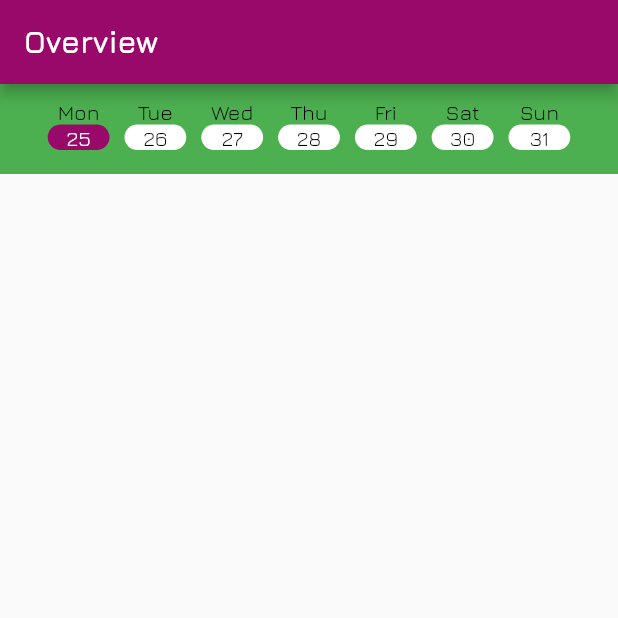
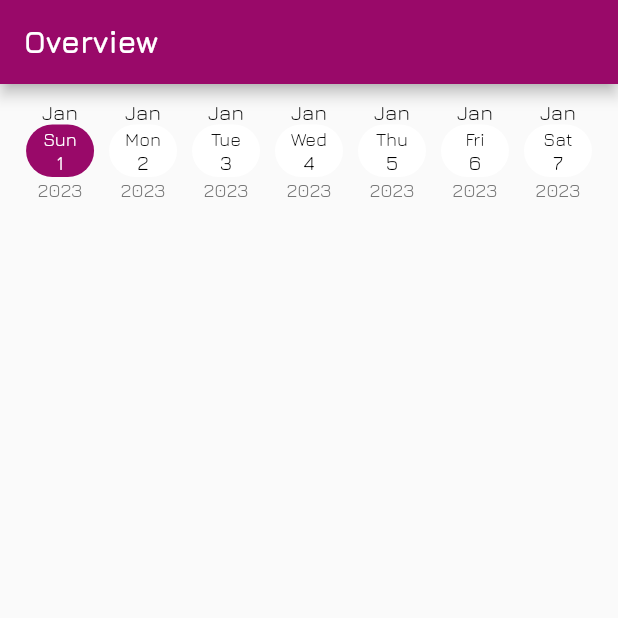
Before and after one commit to toke-dk/energy_of_hco, a Flutter app: the screen it shows after launch, on a phone screen of 412 x 824 dp, the top half of it. Run offline on Flutter 3.47's test engine with Material 2 defaults, Android fonts, the phone set to English and light mode, and no system bars.

Commit message:
corrected mistakes about month day and year on the show days bar

```diff
--- a/lib/widgets/days_scroll.dart
+++ b/lib/widgets/days_scroll.dart
@@ -1,13 +1,14 @@
 import 'package:energy_of_hco/helpers/app_theme_helper.dart';
 import 'package:flutter/cupertino.dart';
 import 'package:flutter/material.dart';
+import 'package:intl/intl.dart';
 
-List<DateTime> getWeekDates(int weekNumber) {
-  final DateTime now = DateTime.now();
-  final DateTime firstDayOfYear = DateTime(now.year, 1, 1);
+List<DateTime> getWeekDates({required int year, required int weekNumber}) {
+  final DateTime firstDayOfYear = DateTime(year, 1, 1);
   final int daysOffset = (weekNumber - 1) * 7;
 
-  final DateTime firstDayOfTargetWeek = firstDayOfYear.add(Duration(days: daysOffset));
+  final DateTime firstDayOfTargetWeek =
+      firstDayOfYear.add(Duration(days: daysOffset));
   final List<DateTime> weekDates = [];
 
   for (int i = 0; i < 7; i++) {
@@ -17,7 +18,6 @@ List<DateTime> getWeekDates(int weekNumber) {
 
   return weekDates;
 }
-
 
 class DaysScroll extends StatefulWidget {
   const DaysScroll({Key? key}) : super(key: key);
@@ -60,17 +60,15 @@ class _DaysScrollState extends State<DaysScroll> {
 
   @override
   Widget build(BuildContext context) {
-
+    print(getWeekDates(weekNumber: 1, year: 2023));
     return Container(
-        height: 60,
-        color: Colors.green,
+        height: 100,
         child: ListView.builder(
           shrinkWrap: true,
           itemCount: 3,
           scrollDirection: Axis.horizontal,
           physics: const PageScrollPhysics(),
           itemBuilder: (context, indexWeek) {
-            List<DateTime> currentWeekDates = getWeekDates(indexWeek);
             return SizedBox(
               width: MediaQuery.of(context).size.width,
               child: Center(
@@ -84,7 +82,12 @@ class _DaysScrollState extends State<DaysScroll> {
                     controller: scrollController,
                     scrollDirection: Axis.horizontal,
                     itemBuilder: (BuildContext context, int indexDay) {
-                      return InkWell(
+                      DateTime currentDate = getWeekDates(
+                          weekNumber: indexWeek + 1, year: 2023)[indexDay];
+                      return Column(
+                        children: [
+                          Text(DateFormat.MMM().format(currentDate)),
+                          InkWell(
                             onTap: () {
                               setState(() {
                                 currentDateSelectedIndex = indexDay;
@@ -92,32 +95,49 @@ class _DaysScrollState extends State<DaysScroll> {
                                     DateTime.now().add(Duration(days: indexDay));
                               });
                             },
-                        child: Column(
-                          children: [
-                            Text(listOfDays[indexDay]),
-                            InkWell(
                             child: Container(
-                                width: MediaQuery.of(context).size.width * 0.1,
+                              padding: EdgeInsets.all(2),
+                              width: MediaQuery.of(context).size.width * 0.11,
                               decoration: BoxDecoration(
-                                    borderRadius: BorderRadius.circular(10),
+                                  borderRadius: BorderRadius.circular(30),
                                   color: currentDateSelectedIndex == indexDay
                                       ? getAppColorScheme(context).primary
                                       : getAppColorScheme(context).onPrimary),
-                                child: Text(
-                                  "${currentWeekDates[indexDay].day}",
+                              child: Column(
+                                children: [
+                                  Text(
+                                    DateFormat.E().format(currentDate),
+                                    style: TextStyle(
+                                        fontSize: 12,
+                                        color: currentDateSelectedIndex ==
+                                                indexDay
+                                            ? getAppColorScheme(context)
+                                                .onPrimary
+                                            : getAppTextTheme(context)
+                                                .bodyText1!
+                                                .color),
+                                  ),
+                                  Text(
+                                    "${currentDate.day}",
                                     textAlign: TextAlign.center,
                                     style: TextStyle(
                                         color: currentDateSelectedIndex ==
                                                 indexDay
-                                          ? getAppColorScheme(context).onPrimary
+                                            ? getAppColorScheme(context)
+                                                .onPrimary
                                             : getAppTextTheme(context)
                                                 .bodyText1!
                                                 .color),
                                   ),
+                                ],
                               ),
                             ),
+                          ),
+                          Text(
+                            DateFormat.y().format(currentDate),
+                            style: getAppTextTheme(context).subtitle1,
+                          ),
                         ],
-                        ),
                       );
                     }),
               ),
@@ -126,4 +146,6 @@ class _DaysScrollState extends State<DaysScroll> {
         ));
   }
 }
+
 /// TODO avoid nesting the listview.builder but make the direction in another way
+/// TODO fix the choosing
```
Lines whose indentation alone changed are shown as unchanged.
